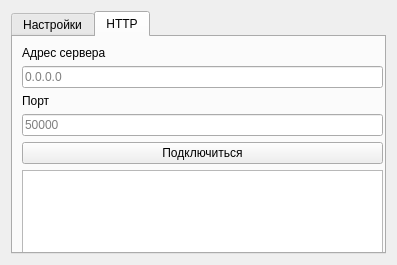
neurocomputer/MemriBoard, file gui/uies/settings.ui: the form before one commit.
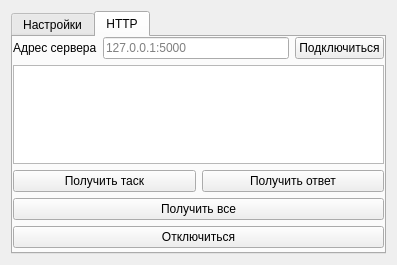
The form after the commit. The open tabs and pages were chosen to show the change.

Patch:
```diff
--- a/gui/uies/settings.ui
+++ b/gui/uies/settings.ui
@@ -225,14 +225,16 @@
       <widget class="QWidget" name="verticalLayoutWidget">
        <property name="geometry">
         <rect>
-         <x>9</x>
-         <y>9</y>
-         <width>361</width>
+         <x>0</x>
+         <y>0</y>
+         <width>371</width>
          <height>211</height>
         </rect>
        </property>
        <layout class="QVBoxLayout" name="verticalLayout_2">
         <item>
+         <layout class="QHBoxLayout" name="horizontalLayout">
+          <item>
          <widget class="QLabel" name="label_11">
           <property name="text">
            <string>Адрес сервера</string>
@@ -240,28 +242,12 @@
          </widget>
         </item>
         <item>
-         <widget class="QLineEdit" name="lineedit_address">
+           <widget class="QLineEdit" name="lineedit_uri">
           <property name="placeholderText">
-           <string>0.0.0.0</string>
+             <string>127.0.0.1:5000</string>
           </property>
          </widget>
         </item>
-        <item>
-         <widget class="QLabel" name="label_10">
-          <property name="text">
-           <string>Порт</string>
-          </property>
-         </widget>
-        </item>
-        <item>
-         <widget class="QLineEdit" name="lineedit_port">
-          <property name="placeholderText">
-           <string>50000</string>
-          </property>
-         </widget>
-        </item>
-        <item>
-         <layout class="QHBoxLayout" name="horizontalLayout">
           <item>
            <widget class="QPushButton" name="button_connect">
             <property name="text">
@@ -274,6 +260,38 @@
         <item>
          <widget class="QTextBrowser" name="text_log"/>
         </item>
+        <item>
+         <layout class="QHBoxLayout" name="horizontalLayout_3">
+          <item>
+           <widget class="QPushButton" name="button_get_task">
+            <property name="text">
+             <string>Получить таск</string>
+            </property>
+           </widget>
+          </item>
+          <item>
+           <widget class="QPushButton" name="button_get_result">
+            <property name="text">
+             <string>Получить ответ</string>
+            </property>
+           </widget>
+          </item>
+         </layout>
+        </item>
+        <item>
+         <widget class="QPushButton" name="button_get_all">
+          <property name="text">
+           <string>Получить все</string>
+          </property>
+         </widget>
+        </item>
+        <item>
+         <widget class="QPushButton" name="button_disconnect">
+          <property name="text">
+           <string>Отключиться</string>
+          </property>
+         </widget>
+        </item>
        </layout>
       </widget>
      </widget>
```
Left out of the diff: 6 changed lines with no effect on the pictures. Lines whose indentation alone changed are shown as unchanged.
